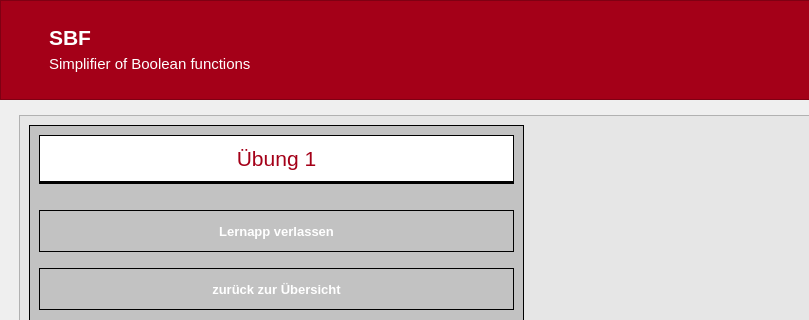
markus-senger/KV-diagram, file Application/mainwindow.ui: the form before one commit; both pictures show x 0 to 809 and y 0 to 320 of the 1054 by 630 pixel window.
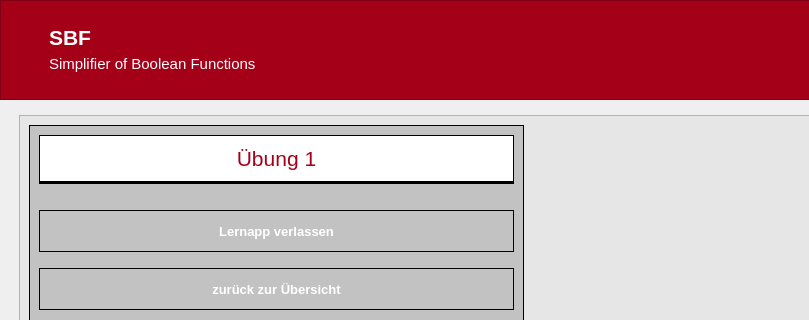
The form after the commit. Icons and pictures are not drawn. Custom widgets are drawn as their Qt base class.

```diff
--- a/Application/mainwindow.ui
+++ b/Application/mainwindow.ui
@@ -177,7 +177,7 @@
             <string notr="true">color: white;</string>
            </property>
            <property name="text">
-            <string>Simplifier of Boolean functions</string>
+            <string>Simplifier of Boolean Functions</string>
            </property>
           </widget>
          </item>
```
